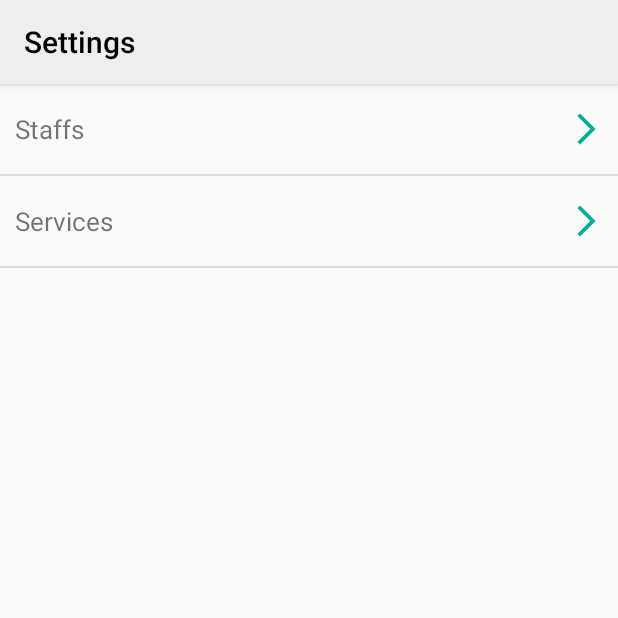
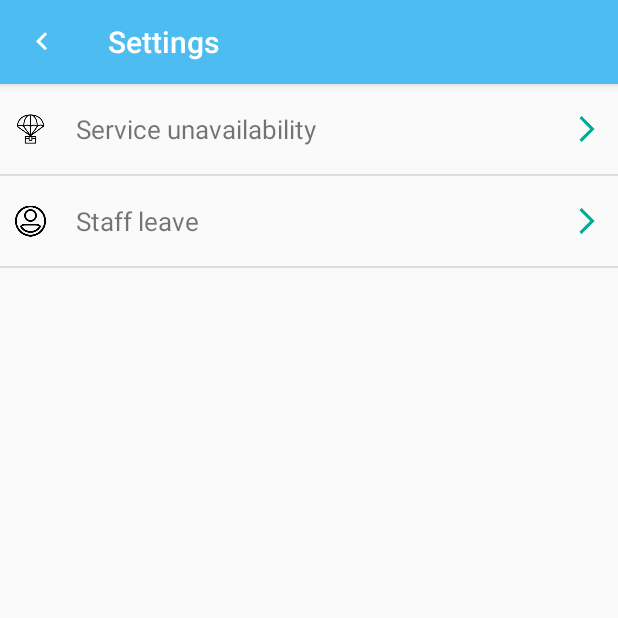
Before and after one commit to Udhaya-kj/Appointment, an Android app: the SettingsActivity screen opened directly, with no data from a screen before it, on a phone screen of 412 x 824 dp, the top half of it. Run offline under Robolectric (Android 15) with nearby library versions, the light colour scheme and no system bars.

Commit message:
9-6-2020

```diff
--- a/app/src/main/java/com/corals/appointment/Activity/SettingsActivity.java
+++ b/app/src/main/java/com/corals/appointment/Activity/SettingsActivity.java
@@ -1,6 +1,7 @@
 package com.corals.appointment.Activity;
 
 import androidx.appcompat.app.AppCompatActivity;
+import androidx.appcompat.widget.Toolbar;
 
 import android.content.Intent;
 import android.os.Bundle;
@@ -11,31 +12,43 @@ import com.corals.appointment.R;
 
 public class SettingsActivity extends AppCompatActivity {
 
-    LinearLayout layout_services,layout_staffs;
+    LinearLayout layout_ser_unavail,layout_staff_leave;
     @Override
     protected void onCreate(Bundle savedInstanceState) {
         super.onCreate(savedInstanceState);
         setContentView(R.layout.activity_settings);
 
-        layout_services=findViewById(R.id.layout_settings_services);
-        layout_staffs=findViewById(R.id.layout_settings_staffs);
+        Toolbar toolbar = findViewById(R.id.toolbar_settings);
+        setSupportActionBar(toolbar);
+        getSupportActionBar().setDisplayHomeAsUpEnabled(true);
+        getSupportActionBar().setHomeButtonEnabled(true);
+        getSupportActionBar().setHomeAsUpIndicator(R.drawable.ic_arrow_left);
+        toolbar.setNavigationOnClickListener(new View.OnClickListener() {
+            @Override
+            public void onClick(View v) {
+                onBackPressed();
+            }
+        });
+
+        layout_ser_unavail=findViewById(R.id.layout_ser_unavail);
+        layout_staff_leave=findViewById(R.id.layout_staff_leave);
 
 
-        layout_services.setOnClickListener(new View.OnClickListener() {
+        layout_ser_unavail.setOnClickListener(new View.OnClickListener() {
             @Override
             public void onClick(View v) {
-                Intent i = new Intent(SettingsActivity.this, SetupServiceActivity_Bottom.class);
-                i.putExtra("page_id", "3");
+                Intent i = new Intent(SettingsActivity.this, ServiceUnavailbleActivity.class);
+                i.putExtra("task", "1");
                 startActivity(i);
                 finish();
             }
         });
 
-        layout_staffs.setOnClickListener(new View.OnClickListener() {
+        layout_staff_leave.setOnClickListener(new View.OnClickListener() {
             @Override
             public void onClick(View v) {
-                Intent i = new Intent(SettingsActivity.this, StaffActivity_Bottom.class);
-                i.putExtra("page_id", "3");
+                Intent i = new Intent(SettingsActivity.this, ServiceUnavailbleActivity.class);
+                i.putExtra("task", "2");
                 startActivity(i);
                 finish();
             }
@@ -47,7 +60,7 @@ public class SettingsActivity extends AppCompatActivity {
     @Override
     public void onBackPressed() {
         super.onBackPressed();
-        Intent i = new Intent(SettingsActivity.this, AppointmentActivity.class);
+        Intent i = new Intent(SettingsActivity.this, DashboardActivity.class);
         startActivity(i);
         finish();
     }
--- a/app/src/main/res/layout/activity_add_service_avail_time.xml
+++ b/app/src/main/res/layout/activity_add_service_avail_time.xml
@@ -48,10 +48,12 @@
                 android:text="Custom Time" />
 
             <LinearLayout
+                android:visibility="visible"
                 android:id="@+id/layout_custom_time"
                 android:layout_width="match_parent"
                 android:layout_height="wrap_content"
                 android:layout_marginTop="10dp"
+                android:layout_marginBottom="10dp"
                 android:orientation="vertical">
 
                 <TextView
@@ -288,7 +290,7 @@
             android:layout_height="0dp"
             android:layout_weight="0.08"
             android:background="#21AE18"
-            android:text="Save"
+            android:text="CREATE SERVICE"
             android:textColor="#FFFFFF" />
     </LinearLayout>
 
--- a/app/src/main/res/layout/activity_settings.xml
+++ b/app/src/main/res/layout/activity_settings.xml
@@ -7,16 +7,16 @@
     android:orientation="vertical">
 
     <androidx.appcompat.widget.Toolbar
-        android:id="@+id/toolbar_customers"
+        android:id="@+id/toolbar_settings"
         android:layout_width="match_parent"
         android:layout_height="?attr/actionBarSize"
-        android:background="#EEEEEE"
+        android:background="#4DBDF1"
         android:elevation="4dp"
         android:textAlignment="center"
         app:elevation="4dp"
         app:layout_scrollFlags="scroll|enterAlways"
         app:title="Settings"
-        app:titleTextColor="#000000" />
+        app:titleTextColor="#FFFFFF" />
 
     <LinearLayout
         android:layout_width="match_parent"
@@ -32,21 +32,29 @@
 
 
             <LinearLayout
-                android:id="@+id/layout_settings_staffs"
+                android:id="@+id/layout_ser_unavail"
                 android:layout_width="match_parent"
                 android:layout_height="60dp"
                 android:orientation="horizontal"
                 android:weightSum="1">
 
+                <ImageView
+                    android:layout_width="0dp"
+                    android:layout_height="match_parent"
+                    android:layout_weight="0.1"
+                    android:clickable="false"
+                    android:padding="10dp"
+                    android:src="@drawable/order" />
+
                 <TextView
                     android:layout_width="0dp"
                     android:layout_height="match_parent"
-                    android:layout_weight="0.9"
+                    android:layout_weight="0.8"
                     android:clickable="false"
                     android:gravity="center_vertical"
                     android:paddingStart="10dp"
                     android:paddingEnd="0dp"
-                    android:text="Staffs"
+                    android:text="Service unavailability"
                     android:textSize="17sp" />
 
                 <ImageView
@@ -54,7 +62,7 @@
                     android:layout_height="match_parent"
                     android:layout_weight="0.1"
                     android:clickable="false"
-                    android:padding="10dp"
+                    android:padding="12dp"
                     android:src="@drawable/right_arrow" />
 
             </LinearLayout>
@@ -65,21 +73,29 @@
                 android:background="#DDDDDD"></View>
 
             <LinearLayout
-                android:id="@+id/layout_settings_services"
+                android:id="@+id/layout_staff_leave"
                 android:layout_width="match_parent"
                 android:layout_height="60dp"
                 android:orientation="horizontal"
                 android:weightSum="1">
 
+                <ImageView
+                    android:layout_width="0dp"
+                    android:layout_height="match_parent"
+                    android:layout_weight="0.1"
+                    android:clickable="false"
+                    android:padding="10dp"
+                    android:src="@drawable/user" />
+
                 <TextView
                     android:layout_width="0dp"
                     android:layout_height="match_parent"
-                    android:layout_weight="0.9"
+                    android:layout_weight="0.8"
                     android:clickable="false"
                     android:gravity="center_vertical"
                     android:paddingStart="10dp"
                     android:paddingEnd="0dp"
-                    android:text="Services"
+                    android:text="Staff leave"
                     android:textSize="17sp" />
 
                 <ImageView
@@ -87,7 +103,7 @@
                     android:layout_height="match_parent"
                     android:layout_weight="0.1"
                     android:clickable="false"
-                    android:padding="10dp"
+                    android:padding="12dp"
                     android:src="@drawable/right_arrow" />
 
             </LinearLayout>
--- a/app/src/main/res/values/colors.xml
+++ b/app/src/main/res/values/colors.xml
@@ -8,4 +8,5 @@
     <color name="green_hase">#04BA90</color>
     <color name="dark_grey">#DDDDDD</color>
     <color name="black">#000000</color>
+    <color name="red"> #FC3B20</color>
 </resources>
```
Also changed, not shown: app/src/main/AndroidManifest.xml (+5 -2 lines), app/src/main/java/com/corals/appointment/Activity/AddServiceActivity.java (+6 -2 lines), app/src/main/java/com/corals/appointment/Activity/AddServiceAvailTimeActivity.java (+58 -16 lines), app/src/main/java/com/corals/appointment/Activity/DashboardActivity.java (+11 -1 lines), app/src/main/java/com/corals/appointment/Activity/ServiceUnavailbleActivity.java (added, +131 -0 lines), app/src/main/res/layout/activity_dashboard.xml (+24 -0 lines), app/src/main/res/layout/activity_resource.xml (+1 -12 lines), app/src/main/res/layout/activity_service_unavailble.xml (added, +52 -0 lines), app/src/main/res/layout/timepicker_layout.xml (+11 -13 lines), app/src/main/res/layout/activity_appointment.xml (indentation only).
